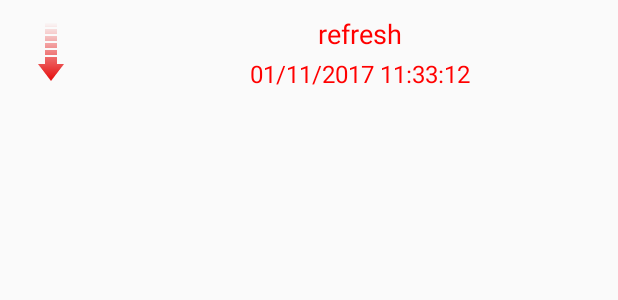
After one commit to LeeGerry/SmartKids2, an Android app: the layout pull_to_refresh.xml on its own in the app's theme, with its tools: preview values and no code run, on a phone screen of 412 x 824 dp. The commit adds this screen. Shown: the top 300 px of the screen. Run offline under Robolectric (Android 15) with nearby library versions, the phone set to English and light mode, and no system bars.

Commit message:
update-implement the pull refresh

```diff
--- /dev/null
+++ b/app/src/main/res/layout/pull_to_refresh.xml
@@ -0,0 +1,45 @@
+<?xml version="1.0" encoding="utf-8"?>
+<LinearLayout xmlns:android="http://schemas.android.com/apk/res/android"
+    android:orientation="horizontal" android:layout_width="match_parent"
+    android:layout_height="match_parent">
+    <FrameLayout
+        android:padding="10dp"
+        android:layout_width="wrap_content"
+        android:layout_height="wrap_content">
+        <ImageView
+            android:id="@+id/iv_arr"
+            android:layout_gravity="center"
+            android:src="@mipmap/common_listview_headview_red_arrow"
+            android:layout_width="wrap_content"
+            android:layout_height="wrap_content" />
+        <ProgressBar
+            android:visibility="invisible"
+            android:id="@+id/pb_loading"
+            android:layout_gravity="center"
+            android:layout_width="wrap_content"
+            android:layout_height="wrap_content" />
+    </FrameLayout>
+    <LinearLayout
+        android:layout_width="0dp"
+        android:layout_weight="1"
+        android:orientation="vertical"
+        android:layout_marginTop="10dp"
+        android:gravity="center"
+        android:layout_height="wrap_content">
+        <TextView
+            android:id="@+id/tv_refresh"
+            android:textColor="#f00"
+            android:textSize="18dp"
+            android:text="refresh"
+            android:layout_width="wrap_content"
+            android:layout_height="wrap_content" />
+        <TextView
+            android:layout_marginTop="3dp"
+            android:id="@+id/tv_time"
+            android:textColor="#f00"
+            android:textSize="16dp"
+            android:text="01/11/2017 11:33:12"
+            android:layout_width="wrap_content"
+            android:layout_height="wrap_content" />
+    </LinearLayout>
+</LinearLayout>
--- a/app/src/main/res/values/strings.xml
+++ b/app/src/main/res/values/strings.xml
@@ -1,4 +1,7 @@
 <resources>
     <string name="app_name">SmartKids</string>
     <string name="begin">GO!</string>
+    <string name="pull_refresh">pull to refresh</string>
+    <string name="release_refresh">release to refresh</string>
+    <string name="loading">loading</string>
 </resources>
```
Also changed, not shown: app/src/main/java/hci/me/smartkids/ui/pages/tabfavorite/favpages/NewsDetailsTabPager.java (+7 -4 lines), app/src/main/java/hci/me/smartkids/ui/view/PollToRefreshListView.java (added, +146 -0 lines), app/src/main/res/layout/list_item_header.xml (added, +37 -0 lines), app/src/main/res/layout/pager_center_details.xml (+2 -33 lines), app/src/main/res/mipmap-hdpi/common_listview_headview_red_arrow.png (added), 178 other files.
